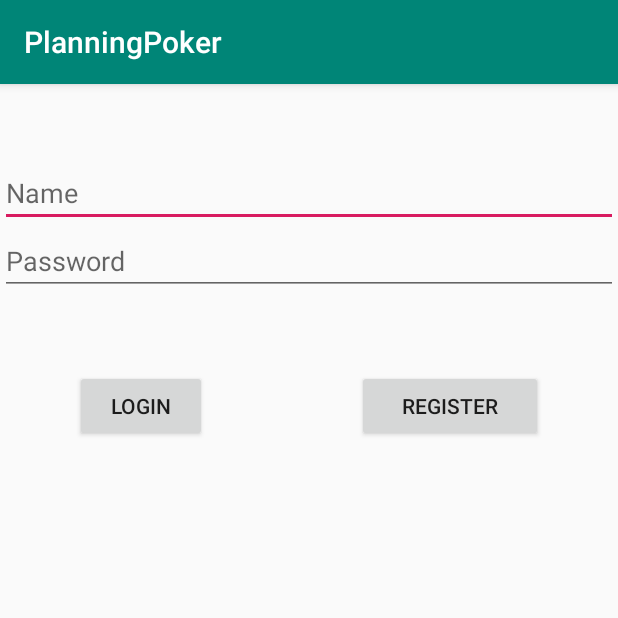
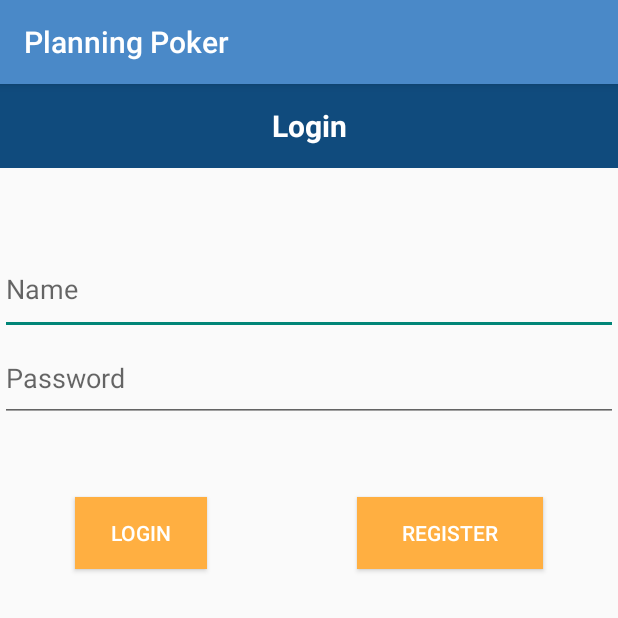
Before and after one commit to roland1997/PlanningPoker, an Android app: the screen it shows after launch (MainActivity), on a phone screen of 412 x 824 dp, the top half of it. Run offline under Robolectric (Android 15) with nearby library versions, the phone set to English and light mode, and no system bars; our stand-ins replace Firebase (no records; nobody signed in at launch, a user with empty details on screens opened directly).

Commit message:
Application Design

```diff
--- a/app/src/main/res/layout/activity_main.xml
+++ b/app/src/main/res/layout/activity_main.xml
@@ -4,29 +4,42 @@
     xmlns:tools="http://schemas.android.com/tools"
     android:layout_width="match_parent"
     android:layout_height="match_parent"
-    tools:context=".MainActivity">
+    tools:context=".MainActivity"
+    android:textAlignment="center">
 
     <LinearLayout
+        android:id="@+id/linearLayout"
         android:layout_width="match_parent"
         android:layout_height="match_parent"
         android:orientation="vertical">
 
+        <TextView
+            android:id="@+id/textViewLogin"
+            android:layout_width="match_parent"
+            android:layout_height="56dp"
+            android:text="@string/login"
+            android:textSize="20dp"
+            android:textStyle="bold"
+            android:background="@color/colorDarkBlue"
+            android:textColor="@color/colorWhite"
+            android:gravity="center"/>
+
         <EditText
             android:id="@+id/lNameLabel"
             android:layout_width="match_parent"
-            android:layout_height="wrap_content"
+            android:layout_height="61dp"
             android:layout_marginTop="50dp"
             android:ems="10"
             android:hint="@string/name"
-            android:inputType="textPersonName" />
+            android:inputType="textPersonName"/>
 
         <EditText
             android:id="@+id/lPasswordLabel"
             android:layout_width="match_parent"
-            android:layout_height="wrap_content"
+            android:layout_height="58dp"
             android:ems="10"
             android:hint="@string/password"
-            android:inputType="textPassword" />
+            android:inputType="textPassword"/>
 
         <LinearLayout
             android:layout_width="match_parent"
@@ -38,7 +51,9 @@
                 android:layout_width="wrap_content"
                 android:layout_height="wrap_content"
                 android:layout_margin="50dp"
-                android:text="@string/login" />
+                android:text="@string/login"
+                android:background="@color/colorOrange"
+                android:textColor="@color/colorWhite"/>
 
             <Button
                 android:id="@+id/lRegisterButton"
@@ -46,7 +61,9 @@
                 android:layout_height="wrap_content"
                 android:layout_margin="50dp"
                 android:layout_weight="1"
-                android:text="@string/register" />
+                android:text="@string/register"
+                android:textColor="@color/colorWhite"
+                android:background="@color/colorOrange"/>
         </LinearLayout>
 
     </LinearLayout>
--- a/app/src/main/res/values/colors.xml
+++ b/app/src/main/res/values/colors.xml
@@ -3,4 +3,8 @@
     <color name="colorPrimary">#008577</color>
     <color name="colorPrimaryDark">#00574B</color>
     <color name="colorAccent">#D81B60</color>
+    <color name="colorBlue">#4A89C8</color>
+    <color name="colorOrange">#ffaf41</color>
+    <color name="colorDarkBlue">#104b7d</color>
+    <color name="colorWhite">#FFFFFF</color>
 </resources>
--- a/app/src/main/res/values/strings.xml
+++ b/app/src/main/res/values/strings.xml
@@ -1,11 +1,13 @@
 <resources>
-    <string name="app_name">PlanningPoker</string>
+    <string name="app_name">Planning Poker</string>
     <string name="name">Name</string>
     <string name="password">Password</string>
     <string name="email">Email</string>
     <string name="register">Register</string>
     <string name="login">Login</string>
     <string name="question">Please write your question</string>
+    <string name="planning_poker">Planning Poker</string>
+    <string name="session">Session</string>
 
 
 </resources>
--- a/app/src/main/res/values/styles.xml
+++ b/app/src/main/res/values/styles.xml
@@ -3,9 +3,9 @@
     <!-- Base application theme. -->
     <style name="AppTheme" parent="Theme.AppCompat.Light.DarkActionBar">
         <!-- Customize your theme here. -->
-        <item name="colorPrimary">@color/colorPrimary</item>
-        <item name="colorPrimaryDark">@color/colorPrimaryDark</item>
-        <item name="colorAccent">@color/colorAccent</item>
+        <item name="colorPrimary">@color/colorBlue</item>
+
+
     </style>
 
 </resources>
```
Also changed, not shown: app/src/main/res/layout/activity_register.xml (+16 -2 lines), app/src/main/res/layout/activity_session.xml (+13 -1 lines).
